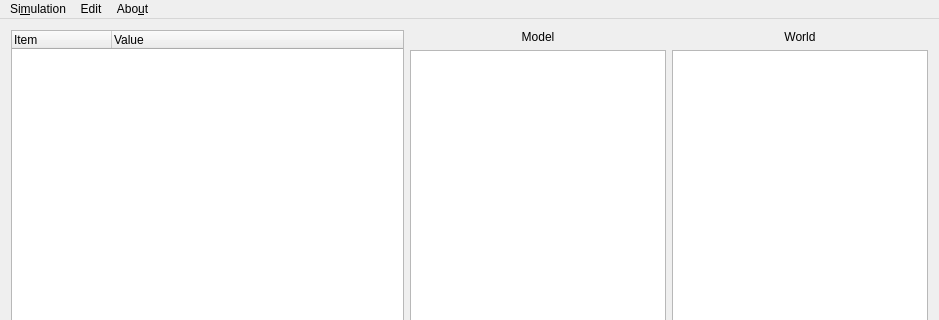
Qt form source/GUI/mainwindow.ui (Guiraffo/ProVANT-Simulator) before a commit; both pictures show x 0 to 939 and y 0 to 320 of the 939 by 525 pixel window.
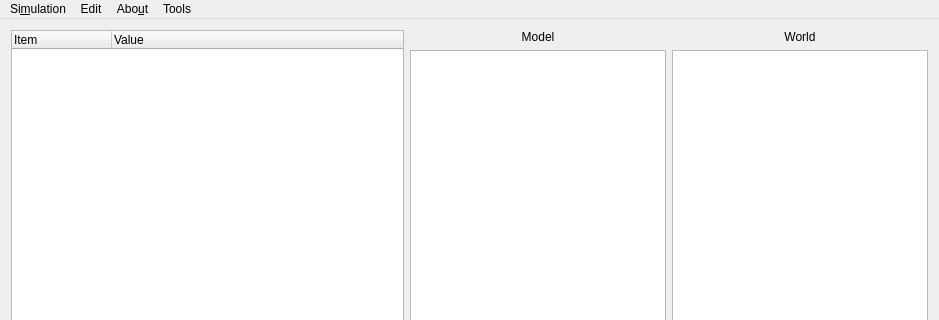
The same form after that commit.

Patch:
```diff
--- a/source/GUI/mainwindow.ui
+++ b/source/GUI/mainwindow.ui
@@ -120,7 +120,7 @@
      <x>0</x>
      <y>0</y>
      <width>939</width>
-     <height>36</height>
+     <height>29</height>
     </rect>
    </property>
    <widget class="QMenu" name="menuSimulation">
@@ -150,9 +150,16 @@
     </property>
     <addaction name="actionAbout"/>
    </widget>
+   <widget class="QMenu" name="menuTools">
+    <property name="title">
+     <string>Tools</string>
+    </property>
+    <addaction name="actionOptions"/>
+   </widget>
    <addaction name="menuSimulation"/>
    <addaction name="menuEdit"/>
    <addaction name="menuAbout"/>
+   <addaction name="menuTools"/>
   </widget>
   <widget class="QStatusBar" name="statusBar"/>
   <action name="actionNew">
```
Left out of the diff: 5 changed lines with no effect on the pictures.
